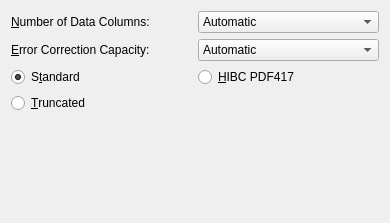
This is frontend_qt/grpPDF417.ui in zint/zint as Qt 5 draws it before an edit. The edited form follows.
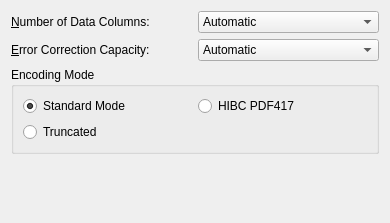
This is the edited form.

Diff of the .ui file:
```diff
--- a/frontend_qt/grpPDF417.ui
+++ b/frontend_qt/grpPDF417.ui
@@ -9,6 +9,12 @@
     <height>223</height>
    </rect>
   </property>
+  <property name="maximumSize">
+   <size>
+    <width>600</width>
+    <height>16777215</height>
+   </size>
+  </property>
   <property name="windowTitle" >
    <string>Form</string>
   </property>
@@ -204,31 +210,43 @@
        </item>
       </widget>
      </item>
-     <item row="2" column="0" >
-      <widget class="QRadioButton" name="radPDFStand" >
-       <property name="text" >
-        <string>S&amp;tandard</string>
-       </property>
-       <property name="checked" >
+    </layout>
+   </item>
+   <item>
+    <widget class="QGroupBox" name="groupBoxPDFEncodingMode">
+     <property name="title">
+      <string>Encoding Mode</string>
+     </property>
+     <layout class="QGridLayout" name="gridLayoutPDFEncodingMode">
+      <property name="sizeConstraint">
+       <enum>QLayout::SetMinimumSize</enum>
+      </property>
+      <item row="0" column="0">
+       <widget class="QRadioButton" name="radPDFStand">
+        <property name="text">
+         <string>Standard Mode</string>
+        </property>
+        <property name="checked">
         <bool>true</bool>
        </property>
       </widget>
      </item>
-     <item row="2" column="1" >
-      <widget class="QRadioButton" name="radPDFHIBC" >
-       <property name="text" >
-        <string>&amp;HIBC PDF417</string>
+      <item row="0" column="1">
+       <widget class="QRadioButton" name="radPDFHIBC">
+        <property name="text">
+         <string>HIBC PDF417</string>
        </property>
       </widget>
      </item>
-     <item row="3" column="0" >
-      <widget class="QRadioButton" name="radPDFTruncated" >
-       <property name="text" >
-        <string>&amp;Truncated</string>
+      <item row="1" column="0">
+       <widget class="QRadioButton" name="radPDFTruncated">
+        <property name="text">
+         <string>Truncated</string>
        </property>
       </widget>
      </item>
     </layout>
+    </widget>
    </item>
    <item>
     <spacer name="verticalSpacer" >
```
Lines whose indentation alone changed are shown as unchanged.
